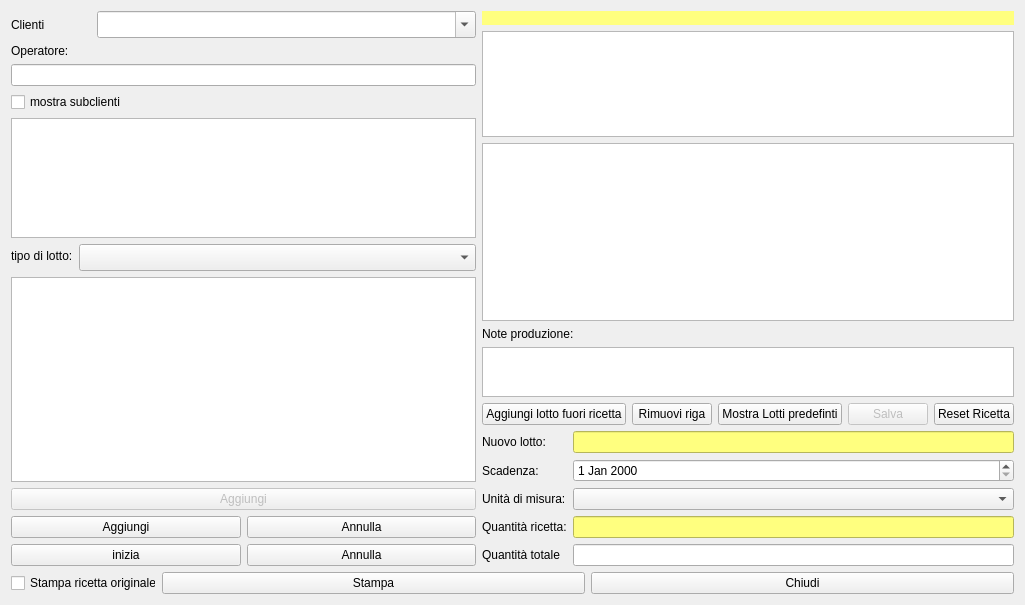
fblabs/hamlet-mod-sancon, file hproduction.ui: the form before one commit.
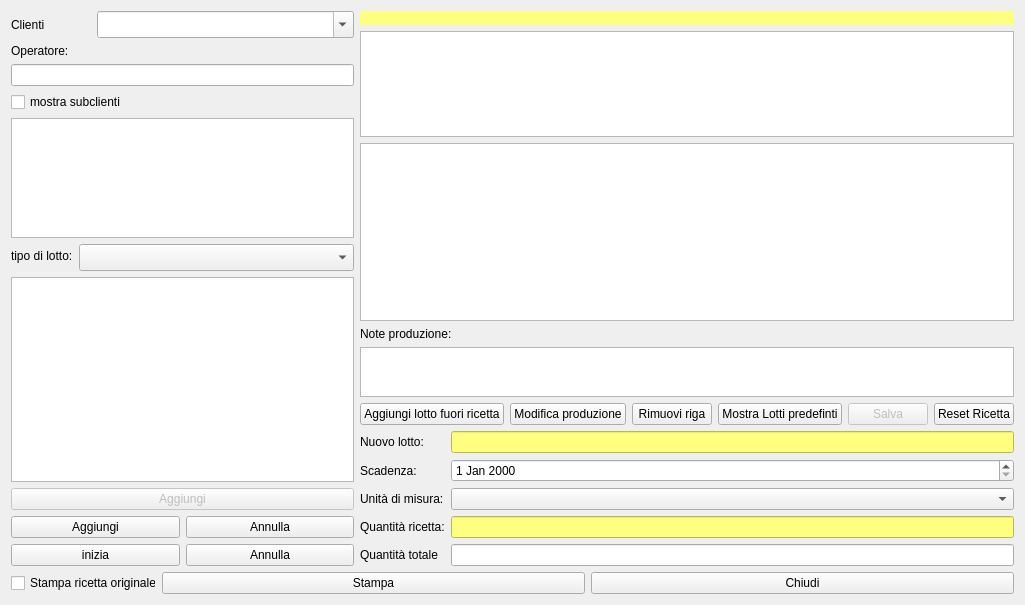
The form after the commit. Icons and pictures are not drawn.

The edit to the form file:
```diff
--- a/hproduction.ui
+++ b/hproduction.ui
@@ -369,6 +369,23 @@
            </property>
           </widget>
          </item>
+         <item>
+          <widget class="QPushButton" name="pushButton_8">
+           <property name="text">
+            <string>Modifica produzione</string>
+           </property>
+           <property name="icon">
+            <iconset resource="icons.qrc">
+             <normaloff>:/Resources/Pencil.PNG</normaloff>:/Resources/Pencil.PNG</iconset>
+           </property>
+           <property name="iconSize">
+            <size>
+             <width>32</width>
+             <height>32</height>
+            </size>
+           </property>
+          </widget>
+         </item>
          <item>
           <widget class="QPushButton" name="pushButton_2">
            <property name="text">
```
